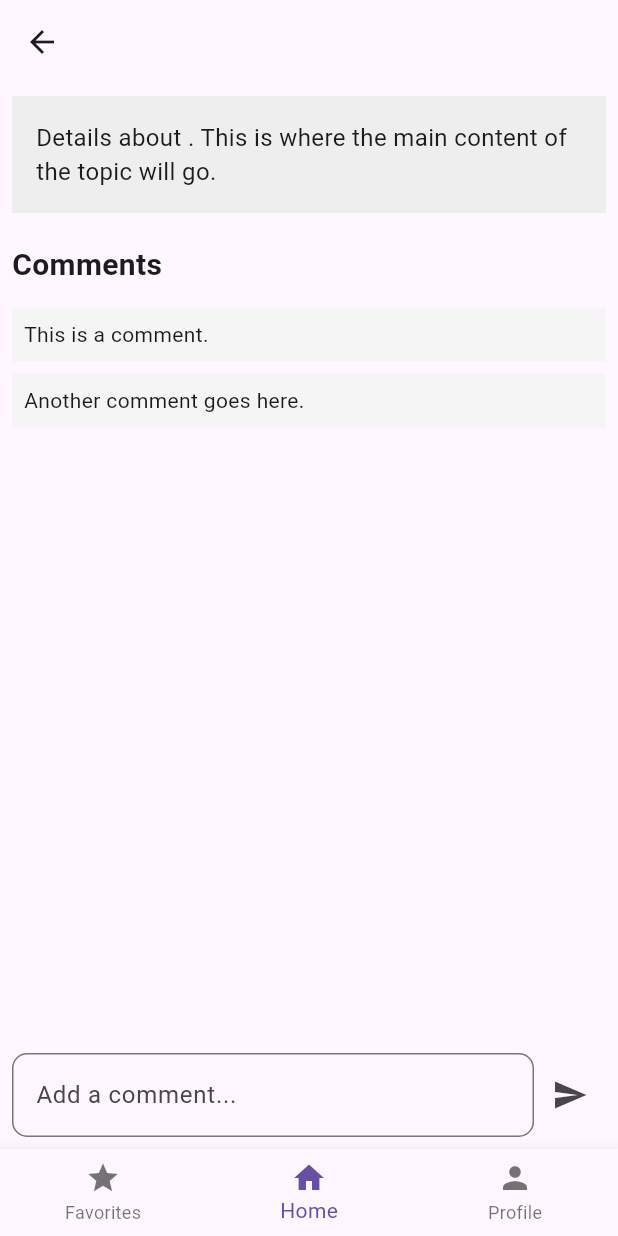
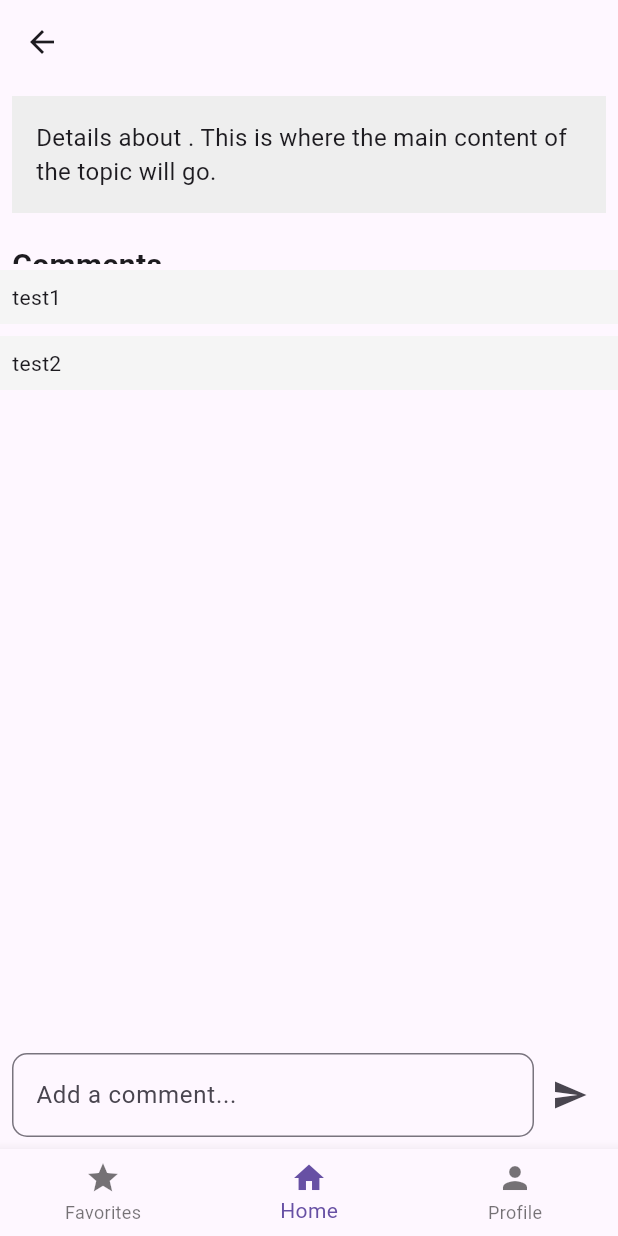
Before and after one commit to JcoMonkey/MobileDevicesProject_DiscussionBoard, a Flutter app: the TopicDetailScreen screen opened directly with empty values, on a phone screen of 412 x 824 dp. Run offline on Flutter 3.47's test engine with Material 3 defaults, Android fonts, the light colour scheme and no system bars.

Commit message:
Added rudimentary commenting and removed debug banner

```diff
--- a/project_discussion_board/lib/main.dart
+++ b/project_discussion_board/lib/main.dart
@@ -18,6 +18,7 @@
       theme: ThemeData(
         primarySwatch: Colors.blue, // Sets the primary color theme for the app
       ),
+      debugShowCheckedModeBanner: false,
       home: HomeScreen(), // Sets the HomeScreen as the initial route
     );
   }
--- a/project_discussion_board/lib/screens/topic_detail_screen.dart
+++ b/project_discussion_board/lib/screens/topic_detail_screen.dart
@@ -4,22 +4,39 @@ import '../widgets/task_bar.dart';
 /// TopicDetailScreen displays detailed information about a selected topic
 /// and allows users to view and add comments. This screen includes the topic details,
 /// a list of comments, and an input field for adding new comments.
-class TopicDetailScreen extends StatelessWidget {
+class TopicDetailScreen extends StatefulWidget {
   final String topicTitle;
 
-  // Constructor to accept the topic title
   TopicDetailScreen({required this.topicTitle});
+
+  @override
+  State<TopicDetailScreen> createState() => _TopicDetailScreenState();
+}
+
+class _TopicDetailScreenState extends State<TopicDetailScreen> {
+  final List<String> comments = ["test1", "test2"]; //TODO: give each topic it's own "screen" using firebase
+  final _commentController = TextEditingController();
+
+  void _sendMessage() {
+    if (_commentController.text.trim().isEmpty) return;
+
+    setState(() {
+      comments.add(_commentController.text);
+    });
+    _commentController.clear();
+  }
 
   @override
   Widget build(BuildContext context) {
     return Scaffold(
       appBar: AppBar(
-        title: Text(topicTitle),  // Display the title of the topic
+        title: Text(widget.topicTitle),  // Display the title of the topic
       ),
       body: Column(
         children: [
           // Display the main content/details of the topic
-          Expanded(
+          SizedBox(
+            height: 120,
             child: ListView(
               padding: const EdgeInsets.all(8.0),
               children: [
@@ -28,7 +45,7 @@ class TopicDetailScreen extends StatelessWidget {
                   padding: const EdgeInsets.all(16.0),
                   color: Colors.grey[200],
                   child: Text(
-                    'Details about $topicTitle. This is where the main content of the topic will go.',
+                    'Details about ${widget.topicTitle}. This is where the main content of the topic will go.',
                     style: TextStyle(fontSize: 16),
                   ),
                 ),
@@ -38,13 +55,19 @@ class TopicDetailScreen extends StatelessWidget {
                   'Comments',
                   style: TextStyle(fontSize: 20, fontWeight: FontWeight.bold),
                 ),
-                SizedBox(height: 10),
-                // Placeholder comments
-                CommentWidget(comment: 'This is a comment.'),
-                CommentWidget(comment: 'Another comment goes here.'),
               ],
             ),
           ),
+          Expanded(
+            //height: 200,
+            child: ListView.builder(
+              itemCount: comments.length,
+              reverse: false, //Puts last message at the bottom
+              itemBuilder:(context, index) {
+                return CommentWidget(comment: comments[index]);
+              },
+          ),
+        ),
           // Input field for adding new comments
           Padding(
             padding: const EdgeInsets.all(8.0),
@@ -52,6 +75,7 @@ class TopicDetailScreen extends StatelessWidget {
               children: [
                 Expanded(
                   child: TextField(
+                    controller: _commentController,
                     decoration: InputDecoration(
                       hintText: 'Add a comment...',
                       border: OutlineInputBorder(
@@ -63,7 +87,7 @@ class TopicDetailScreen extends StatelessWidget {
                 IconButton(
                   icon: Icon(Icons.send),
                   onPressed: () {
-                    // Placeholder for sending a comment
+                    _sendMessage();
                   },
                 ),
               ],
```
